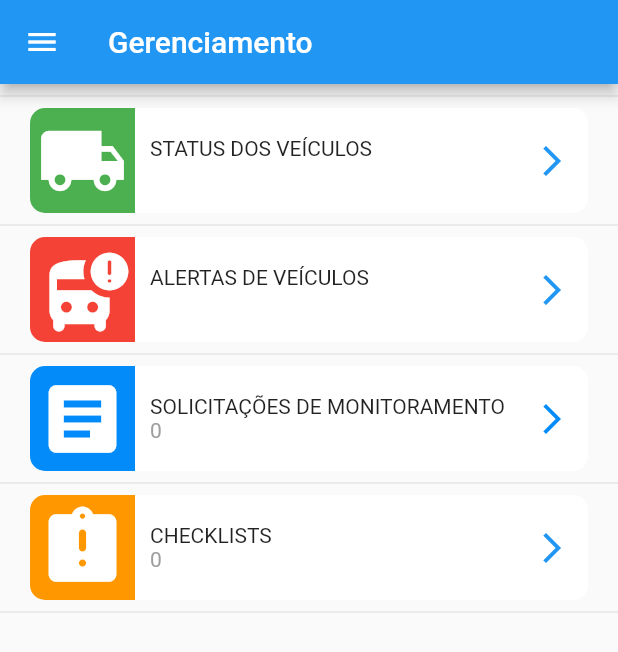
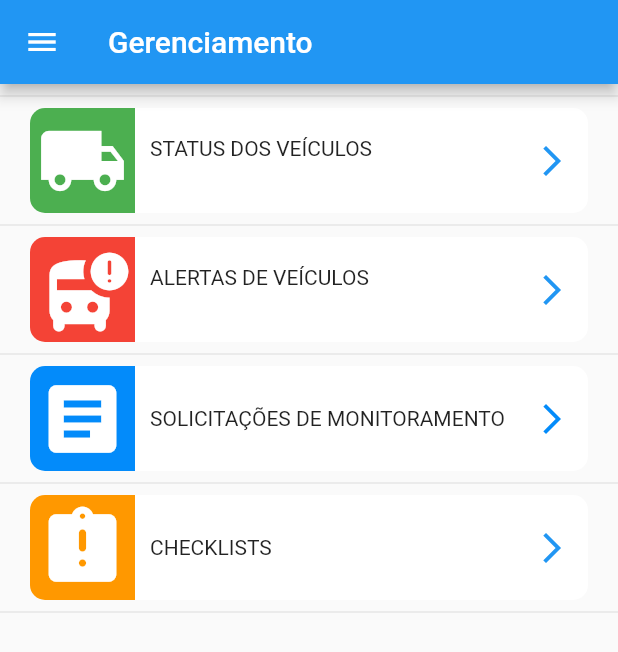
Before and after one commit to williansjaime/AppGertran1000, a Flutter app: the HomePage screen opened directly with empty values, on a phone screen of 412 x 824 dp. Shown: the top 652 px of the screen. Run offline on Flutter 3.47's test engine with Material 2 defaults, Android fonts, the light colour scheme and no system bars; our stand-ins replace geolocator, image_picker, permission_handler, shared_preferences; missing offline and left inert: bmnav, flutter_map_marker_cluster, flutter_osm_plugin, latlng, mask_shifter; accounts and stored records are empty.

Commit message:
Update HomePage.dart

```diff
--- a/lib/pages/HomePage.dart
+++ b/lib/pages/HomePage.dart
@@ -218,8 +218,8 @@ class _HomePageState extends State<HomePage> {
                       crossAxisAlignment: CrossAxisAlignment.start,
                       children: <Widget>[
                         Text("SOLICITAÇÕES DE MONITORAMENTO"),
-                        Text(HomecountSM.toString(),
-                            style: TextStyle(color: Colors.grey))
+                        // Text(HomecountSM.toString(),
+                        //     style: TextStyle(color: Colors.grey))
                       ],
                     ),
                   ),
@@ -261,8 +261,8 @@ class _HomePageState extends State<HomePage> {
                       crossAxisAlignment: CrossAxisAlignment.start,
                       children: <Widget>[
                         Text("CHECKLISTS"),
-                        Text(Homecountchecklist.toString(),
-                            style: TextStyle(color: Colors.grey))
+                        // Text(Homecountchecklist.toString(),
+                        //     style: TextStyle(color: Colors.grey))
                       ],
                     ),
                   ),
```
